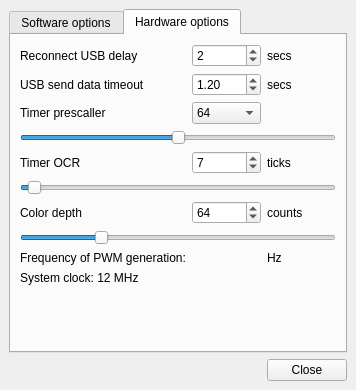
Qt form AmbilightUSB_PC/src/mainwindow.ui (Atarity/Lightpack) before a commit.
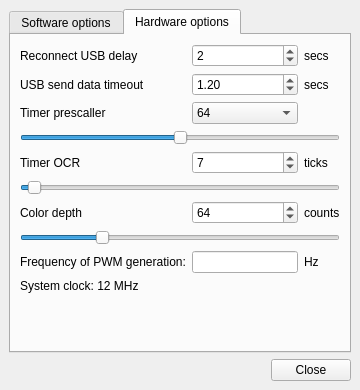
The same form after that commit. Icons and pictures are not drawn.

The edit to the form file:
```diff
--- a/AmbilightUSB_PC/src/mainwindow.ui
+++ b/AmbilightUSB_PC/src/mainwindow.ui
@@ -6,7 +6,7 @@
    <rect>
     <x>0</x>
     <y>0</y>
-    <width>356</width>
+    <width>360</width>
     <height>390</height>
    </rect>
   </property>
@@ -467,13 +467,6 @@
             </property>
            </widget>
           </item>
-          <item row="10" column="1">
-           <widget class="QLabel" name="label_PWM_Frequency">
-            <property name="text">
-             <string/>
-            </property>
-           </widget>
-          </item>
           <item row="10" column="2">
            <widget class="QLabel" name="label_4">
             <property name="text">
@@ -547,6 +540,13 @@
             </property>
            </widget>
           </item>
+          <item row="10" column="1">
+           <widget class="QLineEdit" name="lineEdit_PWM_Frequency">
+            <property name="readOnly">
+             <bool>true</bool>
+            </property>
+           </widget>
+          </item>
          </layout>
         </item>
         <item>
```
